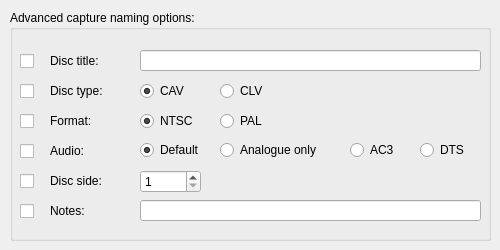
This is Linux-Application/DomesdayDuplicator/advancednamingdialog.ui in simoninns/DomesdayDuplicator-gui-app as Qt 5 draws it before an edit. The edited form follows.
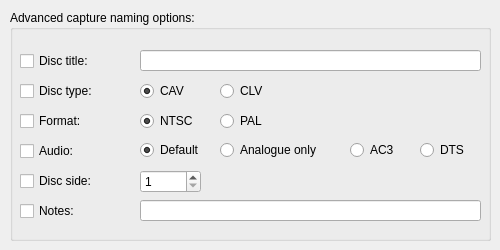
This is the edited form.

Commit message:
Use checkbox text rather than a separate label.
This matches the other check/radio boxes in the application, and makes
them easier to click on (since you can click on the label, not just the
box).

The edit to the form file:
```diff
--- a/Linux-Application/DomesdayDuplicator/advancednamingdialog.ui
+++ b/Linux-Application/DomesdayDuplicator/advancednamingdialog.ui
@@ -31,19 +31,6 @@
    <property name="title">
     <string>Advanced capture naming options:</string>
    </property>
-   <widget class="QLabel" name="label">
-    <property name="geometry">
-     <rect>
-      <x>40</x>
-      <y>40</y>
-      <width>81</width>
-      <height>21</height>
-     </rect>
-    </property>
-    <property name="text">
-     <string>Disc title:</string>
-    </property>
-   </widget>
    <widget class="QRadioButton" name="formatNtscRadioButton">
     <property name="geometry">
      <rect>
@@ -79,19 +66,6 @@
      <string notr="true">formatButtonGroup</string>
     </attribute>
    </widget>
-   <widget class="QLabel" name="label_2">
-    <property name="geometry">
-     <rect>
-      <x>40</x>
-      <y>70</y>
-      <width>81</width>
-      <height>21</height>
-     </rect>
-    </property>
-    <property name="text">
-     <string>Disc type:</string>
-    </property>
-   </widget>
    <widget class="QRadioButton" name="typeCavRadioButton">
     <property name="geometry">
      <rect>
@@ -127,19 +101,6 @@
      <string notr="true">discTypeButtonGroup</string>
     </attribute>
    </widget>
-   <widget class="QLabel" name="label_3">
-    <property name="geometry">
-     <rect>
-      <x>40</x>
-      <y>100</y>
-      <width>81</width>
-      <height>21</height>
-     </rect>
-    </property>
-    <property name="text">
-     <string>Format:</string>
-    </property>
-   </widget>
    <widget class="QLineEdit" name="discTitleLineEdit">
     <property name="enabled">
      <bool>true</bool>
@@ -153,30 +114,17 @@
      </rect>
     </property>
    </widget>
-   <widget class="QLabel" name="label_4">
-    <property name="geometry">
-     <rect>
-      <x>40</x>
-      <y>160</y>
-      <width>81</width>
-      <height>21</height>
-     </rect>
-    </property>
-    <property name="text">
-     <string>Disc side:</string>
-    </property>
-   </widget>
    <widget class="QCheckBox" name="discTitleCheckBox">
     <property name="geometry">
      <rect>
       <x>10</x>
       <y>40</y>
-      <width>21</width>
+      <width>111</width>
       <height>22</height>
      </rect>
     </property>
     <property name="text">
-     <string/>
+     <string>Disc title:</string>
     </property>
    </widget>
    <widget class="QCheckBox" name="discTypeCheckBox">
@@ -184,12 +132,12 @@
      <rect>
       <x>10</x>
       <y>70</y>
-      <width>21</width>
+      <width>111</width>
       <height>22</height>
      </rect>
     </property>
     <property name="text">
-     <string/>
+     <string>Disc type:</string>
     </property>
    </widget>
    <widget class="QCheckBox" name="formatCheckBox">
@@ -197,12 +145,12 @@
      <rect>
       <x>10</x>
       <y>100</y>
-      <width>21</width>
+      <width>111</width>
       <height>22</height>
      </rect>
     </property>
     <property name="text">
-     <string/>
+     <string>Format:</string>
     </property>
    </widget>
    <widget class="QCheckBox" name="discSideCheckBox">
@@ -210,25 +158,12 @@
      <rect>
       <x>10</x>
       <y>160</y>
-      <width>21</width>
+      <width>111</width>
       <height>22</height>
      </rect>
     </property>
     <property name="text">
-     <string/>
-    </property>
-   </widget>
-   <widget class="QLabel" name="label_5">
-    <property name="geometry">
-     <rect>
-      <x>40</x>
-      <y>190</y>
-      <width>81</width>
-      <height>21</height>
-     </rect>
-    </property>
-    <property name="text">
-     <string>Notes:</string>
+     <string>Disc side:</string>
     </property>
    </widget>
    <widget class="QLineEdit" name="notesLineEdit">
@@ -246,12 +181,12 @@
      <rect>
       <x>10</x>
       <y>190</y>
-      <width>21</width>
+      <width>111</width>
       <height>22</height>
      </rect>
     </property>
     <property name="text">
-     <string/>
+     <string>Notes:</string>
     </property>
    </widget>
    <widget class="QCheckBox" name="audioCheckBox">
@@ -259,21 +194,8 @@
      <rect>
       <x>10</x>
       <y>130</y>
-      <width>21</width>
+      <width>111</width>
       <height>22</height>
-     </rect>
-    </property>
-    <property name="text">
-     <string/>
-    </property>
-   </widget>
-   <widget class="QLabel" name="label_6">
-    <property name="geometry">
-     <rect>
-      <x>40</x>
-      <y>130</y>
-      <width>81</width>
-      <height>21</height>
      </rect>
     </property>
     <property name="text">
```
